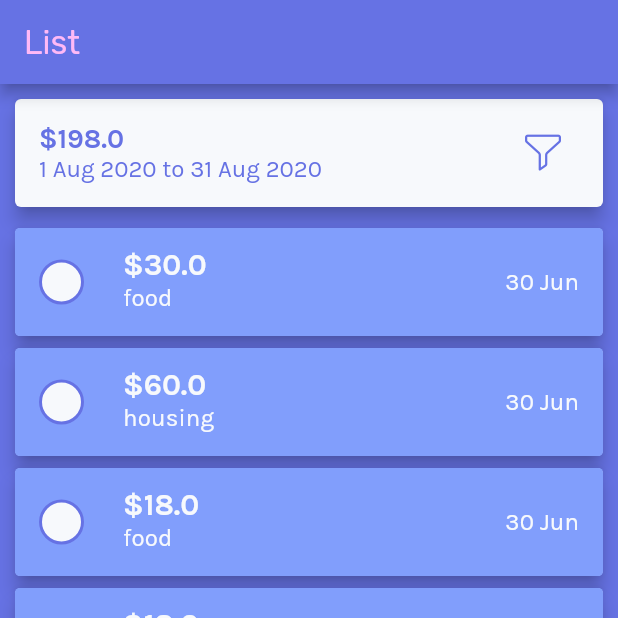
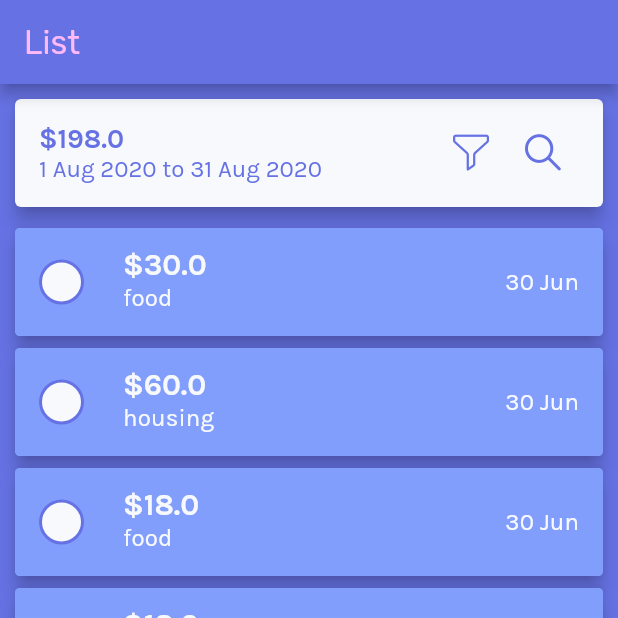
Before and after one commit to brimac1634/spentall-mobile, a Flutter app: the screen it shows after launch, item 2 of the bottom bar chosen, on a phone screen of 412 x 824 dp, the top half of it. Run offline on Flutter 3.47's test engine with Material 2 defaults, Android fonts, the phone set to English and light mode, and no system bars; statements that could not run were skipped.

Commit message:
started to create search field:

```diff
--- a/lib/assets/spent_all_icons.dart
+++ b/lib/assets/spent_all_icons.dart
@@ -26,5 +26,6 @@ class SpentAllIcons {
   static const IconData list = IconData(0xe802, fontFamily: _kFontFam, fontPackage: _kFontPkg);
   static const IconData settings = IconData(0xe803, fontFamily: _kFontFam, fontPackage: _kFontPkg);
   static const IconData filter = IconData(0xe804, fontFamily: _kFontFam, fontPackage: _kFontPkg);
+  static const IconData search = IconData(0xe806, fontFamily: _kFontFam, fontPackage: _kFontPkg);
   static const IconData trash = IconData(0xe807, fontFamily: _kFontFam, fontPackage: _kFontPkg);
 }
--- a/lib/pages/list_page.dart
+++ b/lib/pages/list_page.dart
@@ -1,14 +1,17 @@
 import 'package:flutter/material.dart';
 import 'package:provider/provider.dart';
 import 'package:intl/intl.dart';
-import 'package:spentall_mobile/assets/spent_all_icons.dart';
 
 import '../providers/expenses.dart';
 
 import '../widgets/expense_item.dart';
+import '../widgets/search_field.dart';
+
+import '../assets/spent_all_icons.dart';
 
 class ListPage extends StatelessWidget {
   static const _dateFilterFormat = 'd MMM yyyy';
+
   @override
   Widget build(BuildContext context) {
     final _expenseData = Provider.of<Expenses>(context);
@@ -27,14 +30,36 @@ class ListPage extends StatelessWidget {
                 '${DateFormat(_dateFilterFormat).format(_expenseData.timeFilter[0])} to ${DateFormat(_dateFilterFormat).format(_expenseData.timeFilter[1])}',
                 style: Theme.of(context).textTheme.bodyText2,
               ),
-            trailing: IconButton(
+              trailing: Container(
+                width: 150,
+                child: Row(
+                  mainAxisAlignment: MainAxisAlignment.end,
+                  children: <Widget>[
+                    IconButton(
                       icon: Icon(
                         SpentAllIcons.filter,
                         color: Theme.of(context).canvasColor,
                       ),
                       onPressed: () {},
                     ),
+                    IconButton(
+                      icon: Icon(
+                        SpentAllIcons.search,
+                        color: Theme.of(context).canvasColor,
                       ),
+                      onPressed: () {},
+                    ),
+                  ],
+                ),
+              )),
+          // Padding(
+          //   padding: const EdgeInsets.all(10),
+          //   child: SearchField(
+          //     onSearch: (value) {
+          //       print(value);
+          //     },
+          //   ),
+          // )
         ),
         if (_expenseData.selectedExpenses.length >= 1)
           Card(
```
Also changed, not shown: lib/pages/home_page.dart (+15 -3 lines), lib/widgets/search_field.dart (added, +61 -0 lines), assets/fonts/SpentAllIcons.ttf. Lines whose indentation alone changed are shown as unchanged.
